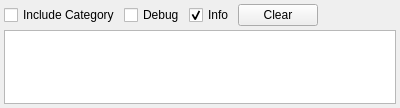
Old version of the form src/hlam/ui/dockpanels/MessagesPanel.ui in the repository SamVanheer/HalfLifeAssetManager.
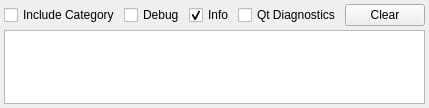
New version of the form.

Commit message: Exclude Qt diagnostics output from messages panel by default

```diff
--- a/src/hlam/ui/dockpanels/MessagesPanel.ui
+++ b/src/hlam/ui/dockpanels/MessagesPanel.ui
@@ -61,6 +61,13 @@
        </property>
       </widget>
      </item>
+     <item>
+      <widget class="QCheckBox" name="QtDiagnostics">
+       <property name="text">
+        <string>Qt Diagnostics</string>
+       </property>
+      </widget>
+     </item>
      <item>
       <widget class="QPushButton" name="Clear">
        <property name="text">
```
The commit also changes 1 other file.
